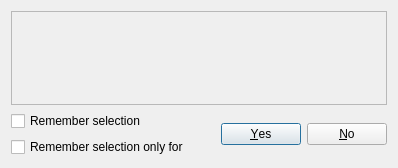
This is uibase/src/questionboxmemory.ui in Holt59/mo2-merge as Qt 5 draws it before an edit. The edited form follows.
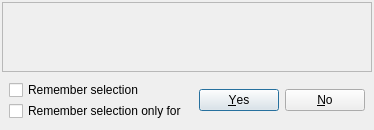
This is the edited form.

Commit message: [uibase] fixup of question box to look a bit more like it used to

```diff
--- a/uibase/src/questionboxmemory.ui
+++ b/uibase/src/questionboxmemory.ui
@@ -6,15 +6,21 @@
    <rect>
     <x>0</x>
     <y>0</y>
-    <width>398</width>
-    <height>168</height>
+    <width>374</width>
+    <height>130</height>
    </rect>
   </property>
   <property name="windowTitle">
    <string notr="true">Placeholder</string>
   </property>
-  <layout class="QGridLayout" name="gridLayout">
-   <item row="0" column="0">
+  <layout class="QVBoxLayout" name="verticalLayout" stretch="1,0">
+   <property name="spacing">
+    <number>1</number>
+   </property>
+   <property name="margin">
+    <number>2</number>
+   </property>
+   <item>
     <widget class="QFrame" name="frame">
      <property name="frameShape">
       <enum>QFrame::StyledPanel</enum>
@@ -22,8 +28,8 @@
      <property name="frameShadow">
       <enum>QFrame::Raised</enum>
      </property>
-     <layout class="QFormLayout" name="formLayout">
-      <item row="0" column="0">
+     <layout class="QHBoxLayout" name="horizontalLayout" stretch="0,0">
+      <item>
        <widget class="QLabel" name="iconLabel">
         <property name="sizePolicy">
          <sizepolicy hsizetype="Fixed" vsizetype="Preferred">
@@ -48,7 +54,7 @@
         </property>
        </widget>
       </item>
-      <item row="0" column="1">
+      <item>
        <widget class="QLabel" name="messageLabel">
         <property name="font">
          <font>
@@ -69,10 +75,13 @@
      </layout>
     </widget>
    </item>
-   <item row="1" column="0">
-    <layout class="QHBoxLayout" name="horizontalLayout">
+   <item>
+    <layout class="QHBoxLayout" name="horizontalLayout_2">
+     <property name="margin">
+      <number>7</number>
+     </property>
      <item>
-      <layout class="QVBoxLayout" name="verticalLayout">
+      <layout class="QVBoxLayout" name="verticalLayout_2">
        <item>
         <widget class="QCheckBox" name="rememberCheckBox">
          <property name="text">
```
